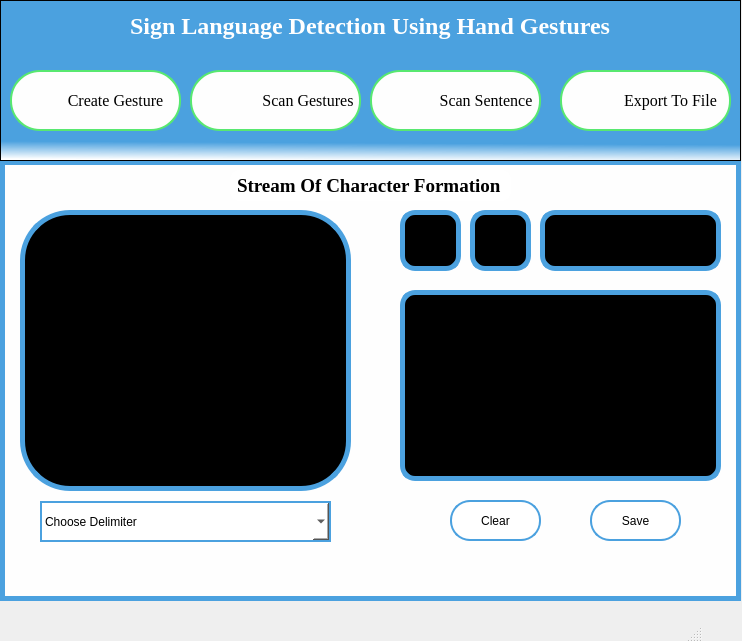
Qt form Source Code/UI_Files/scan_sent.ui (shadabsk/Sign-Language-Recognition-Using-Hand-Gestures-Keras-PyQT5-OpenCV) before a commit.
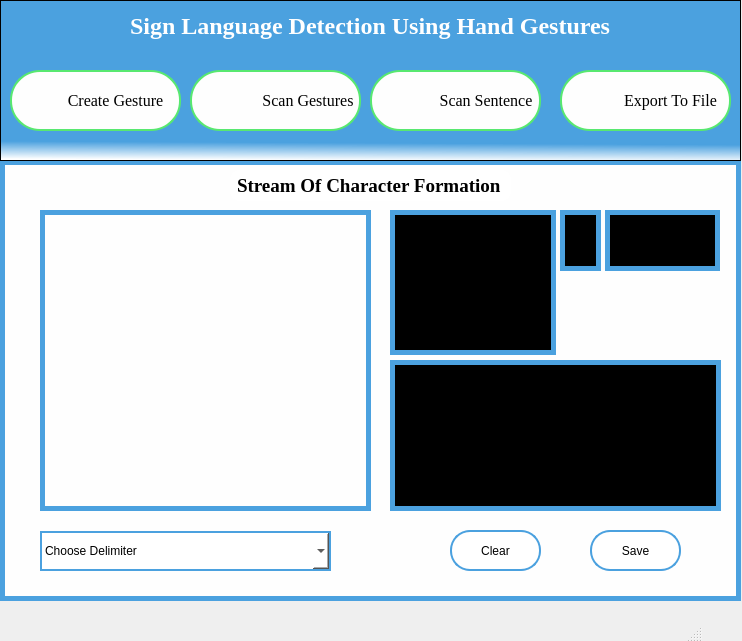
The same form after that commit. Icons and pictures are not drawn.

```diff
--- a/Source Code/UI_Files/scan_sent.ui
+++ b/Source Code/UI_Files/scan_sent.ui
@@ -64,14 +64,14 @@
     </property>
     <property name="geometry">
      <rect>
-      <x>400</x>
+      <x>560</x>
       <y>210</y>
-      <width>61</width>
+      <width>41</width>
       <height>61</height>
      </rect>
     </property>
     <property name="styleSheet">
-     <string notr="true">border: 5px solid #4ba1df; border-radius:15px;
+     <string notr="true">border: 5px solid #4ba1df;
 background-color:black;
 color:white;
 font-size:20px;</string>
@@ -87,25 +87,11 @@
 &lt;p style=&quot;-qt-paragraph-type:empty; margin-top:0px; margin-bottom:0px; margin-left:0px; margin-right:0px; -qt-block-indent:0; text-indent:0px; font-size:8.25pt;&quot;&gt;&lt;br /&gt;&lt;/p&gt;&lt;/body&gt;&lt;/html&gt;</string>
     </property>
    </widget>
-   <widget class="QGraphicsView" name="graphicsView_2">
-    <property name="geometry">
-     <rect>
-      <x>20</x>
-      <y>210</y>
-      <width>331</width>
-      <height>281</height>
-     </rect>
-    </property>
-    <property name="styleSheet">
-     <string notr="true">border: 5px solid #4ba1df; border-radius:50px;
-background-color:black;</string>
-    </property>
-   </widget>
    <widget class="QPushButton" name="pushButton">
     <property name="geometry">
      <rect>
       <x>590</x>
-      <y>500</y>
+      <y>530</y>
       <width>91</width>
       <height>41</height>
      </rect>
@@ -124,7 +110,7 @@
     <property name="geometry">
      <rect>
       <x>450</x>
-      <y>500</y>
+      <y>530</y>
       <width>91</width>
       <height>41</height>
      </rect>
@@ -143,9 +129,9 @@
     <property name="geometry">
      <rect>
       <x>40</x>
-      <y>501</y>
+      <y>531</y>
       <width>291</width>
-      <height>41</height>
+      <height>40</height>
      </rect>
     </property>
     <property name="styleSheet">
@@ -186,14 +172,14 @@
     </property>
     <property name="geometry">
      <rect>
-      <x>540</x>
+      <x>390</x>
       <y>210</y>
-      <width>181</width>
-      <height>61</height>
+      <width>166</width>
+      <height>145</height>
      </rect>
     </property>
     <property name="styleSheet">
-     <string notr="true">border: 5px solid #4ba1df; border-radius:15px;
+     <string notr="true">border: 5px solid #4ba1df;
 background-color:black;
 color:white;
 font-size:10px;</string>
@@ -215,14 +201,14 @@
     </property>
     <property name="geometry">
      <rect>
-      <x>400</x>
-      <y>290</y>
-      <width>321</width>
-      <height>191</height>
+      <x>390</x>
+      <y>360</y>
+      <width>331</width>
+      <height>151</height>
      </rect>
     </property>
     <property name="styleSheet">
-     <string notr="true">border: 5px solid #4ba1df; border-radius:15px;
+     <string notr="true">border: 5px solid #4ba1df;
 background-color:black;
 color:white;
 font-size:12px;</string>
@@ -244,17 +230,17 @@
     </property>
     <property name="geometry">
      <rect>
-      <x>470</x>
+      <x>605</x>
       <y>210</y>
-      <width>61</width>
+      <width>115</width>
       <height>61</height>
      </rect>
     </property>
     <property name="styleSheet">
-     <string notr="true">border: 5px solid #4ba1df; border-radius:15px;
+     <string notr="true">border: 5px solid #4ba1df; 
 background-color:black;
 color:white;
-font-size:20px;</string>
+font-size:16px;</string>
     </property>
     <property name="frameShape">
      <enum>QFrame::Box</enum>
@@ -263,7 +249,7 @@
      <string>&lt;!DOCTYPE HTML PUBLIC &quot;-//W3C//DTD HTML 4.0//EN&quot; &quot;http://www.w3.org/TR/REC-html40/strict.dtd&quot;&gt;
 &lt;html&gt;&lt;head&gt;&lt;meta name=&quot;qrichtext&quot; content=&quot;1&quot; /&gt;&lt;style type=&quot;text/css&quot;&gt;
 p, li { white-space: pre-wrap; }
-&lt;/style&gt;&lt;/head&gt;&lt;body style=&quot; font-family:'MS Shell Dlg 2'; font-size:20px; font-weight:400; font-style:normal;&quot;&gt;
+&lt;/style&gt;&lt;/head&gt;&lt;body style=&quot; font-family:'MS Shell Dlg 2'; font-size:16px; font-weight:400; font-style:normal;&quot;&gt;
 &lt;p style=&quot;-qt-paragraph-type:empty; margin-top:0px; margin-bottom:0px; margin-left:0px; margin-right:0px; -qt-block-indent:0; text-indent:0px; font-size:8.25pt;&quot;&gt;&lt;br /&gt;&lt;/p&gt;&lt;/body&gt;&lt;/html&gt;</string>
     </property>
    </widget>
@@ -459,6 +445,25 @@
      <string>Sign Language Detection Using Hand Gestures</string>
     </property>
    </widget>
+   <widget class="QLabel" name="label_3">
+    <property name="geometry">
+     <rect>
+      <x>40</x>
+      <y>210</y>
+      <width>331</width>
+      <height>301</height>
+     </rect>
+    </property>
+    <property name="styleSheet">
+     <string notr="true">border: 5px solid #4ba1df;
+
+color:white;
+font-size:20px;</string>
+    </property>
+    <property name="text">
+     <string/>
+    </property>
+   </widget>
   </widget>
   <widget class="QMenuBar" name="menubar">
    <property name="geometry">
```
